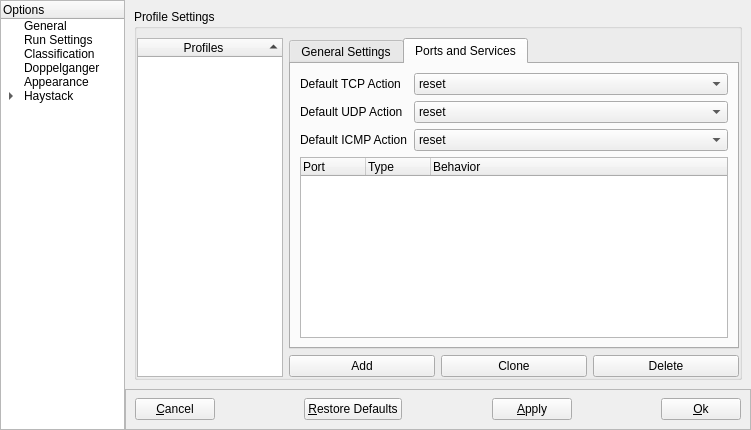
The window that NovaGUI/UI/novaconfig.ui (altf4/Nova) describes before a commit, drawn with Qt 5.
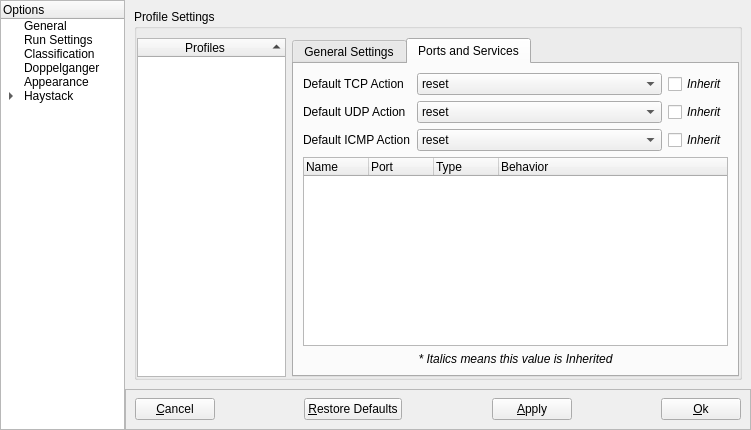
The same window after the commit. The open tabs and pages were chosen to show the change.

Commit message: NovaConfig: More non-functional UI adjustments and inclusions.

Diff of the .ui file:
```diff
--- a/NovaGUI/UI/novaconfig.ui
+++ b/NovaGUI/UI/novaconfig.ui
@@ -1629,7 +1629,7 @@
             <property name="flat">
              <bool>true</bool>
             </property>
-            <layout class="QGridLayout" name="profGridBox" columnstretch="25,25,25,25">
+            <layout class="QHBoxLayout" name="horizontalLayout_10" stretch="25,75">
              <property name="leftMargin">
               <number>0</number>
              </property>
@@ -1639,7 +1639,7 @@
              <property name="bottomMargin">
               <number>0</number>
              </property>
-             <item row="0" column="0" rowspan="2">
+             <item>
               <widget class="QTreeWidget" name="profileTreeWidget">
                <property name="sortingEnabled">
                 <bool>true</bool>
@@ -1654,7 +1654,7 @@
                </column>
               </widget>
              </item>
-             <item row="0" column="1" colspan="3">
+             <item>
               <widget class="QTabWidget" name="profileTabWidget">
                <property name="focusPolicy">
                 <enum>Qt::ClickFocus</enum>
@@ -2067,6 +2067,75 @@
                      </item>
                     </layout>
                    </item>
+                   <item row="7" column="0" colspan="2">
+                    <widget class="QLabel" name="label">
+                     <property name="font">
+                      <font>
+                       <italic>true</italic>
+                      </font>
+                     </property>
+                     <property name="text">
+                      <string>* Italics means this value is Inherited</string>
+                     </property>
+                     <property name="alignment">
+                      <set>Qt::AlignCenter</set>
+                     </property>
+                    </widget>
+                   </item>
+                   <item row="8" column="0" colspan="2">
+                    <layout class="QHBoxLayout" name="horizontalLayout_8">
+                     <property name="spacing">
+                      <number>0</number>
+                     </property>
+                     <item>
+                      <widget class="QPushButton" name="addButton">
+                       <property name="text">
+                        <string>Add</string>
+                       </property>
+                      </widget>
+                     </item>
+                     <item>
+                      <spacer name="horizontalSpacer">
+                       <property name="orientation">
+                        <enum>Qt::Horizontal</enum>
+                       </property>
+                       <property name="sizeHint" stdset="0">
+                        <size>
+                         <width>40</width>
+                         <height>20</height>
+                        </size>
+                       </property>
+                      </spacer>
+                     </item>
+                     <item>
+                      <widget class="QPushButton" name="cloneButton">
+                       <property name="text">
+                        <string>Clone</string>
+                       </property>
+                      </widget>
+                     </item>
+                     <item>
+                      <spacer name="horizontalSpacer_2">
+                       <property name="orientation">
+                        <enum>Qt::Horizontal</enum>
+                       </property>
+                       <property name="sizeHint" stdset="0">
+                        <size>
+                         <width>40</width>
+                         <height>20</height>
+                        </size>
+                       </property>
+                      </spacer>
+                     </item>
+                     <item>
+                      <widget class="QPushButton" name="deleteButton">
+                       <property name="text">
+                        <string>Delete</string>
+                       </property>
+                      </widget>
+                     </item>
+                    </layout>
+                   </item>
                   </layout>
                  </item>
                  <item>
@@ -2258,6 +2327,50 @@
                      </property>
                     </widget>
                    </item>
+                   <item row="0" column="1">
+                    <layout class="QHBoxLayout" name="horizontalLayout_3">
+                     <item>
+                      <widget class="QComboBox" name="tcpActionComboBox">
+                       <property name="sizePolicy">
+                        <sizepolicy hsizetype="MinimumExpanding" vsizetype="Fixed">
+                         <horstretch>0</horstretch>
+                         <verstretch>0</verstretch>
+                        </sizepolicy>
+                       </property>
+                       <property name="maxVisibleItems">
+                        <number>3</number>
+                       </property>
+                       <item>
+                        <property name="text">
+                         <string>reset</string>
+                        </property>
+                       </item>
+                       <item>
+                        <property name="text">
+                         <string>open</string>
+                        </property>
+                       </item>
+                       <item>
+                        <property name="text">
+                         <string>block</string>
+                        </property>
+                       </item>
+                      </widget>
+                     </item>
+                     <item>
+                      <widget class="QCheckBox" name="checkBox">
+                       <property name="font">
+                        <font>
+                         <italic>true</italic>
+                        </font>
+                       </property>
+                       <property name="text">
+                        <string>Inherit</string>
+                       </property>
+                      </widget>
+                     </item>
+                    </layout>
+                   </item>
                    <item row="1" column="0">
                     <widget class="QLabel" name="udpActionLabel">
                      <property name="text">
@@ -2265,6 +2378,47 @@
                      </property>
                     </widget>
                    </item>
+                   <item row="1" column="1">
+                    <layout class="QHBoxLayout" name="horizontalLayout_4">
+                     <item>
+                      <widget class="QComboBox" name="udpActionComboBox">
+                       <property name="sizePolicy">
+                        <sizepolicy hsizetype="MinimumExpanding" vsizetype="Fixed">
+                         <horstretch>0</horstretch>
+                         <verstretch>0</verstretch>
+                        </sizepolicy>
+                       </property>
+                       <item>
+                        <property name="text">
+                         <string>reset</string>
+                        </property>
+                       </item>
+                       <item>
+                        <property name="text">
+                         <string>open</string>
+                        </property>
+                       </item>
+                       <item>
+                        <property name="text">
+                         <string>block</string>
+                        </property>
+                       </item>
+                      </widget>
+                     </item>
+                     <item>
+                      <widget class="QCheckBox" name="checkBox_2">
+                       <property name="font">
+                        <font>
+                         <italic>true</italic>
+                        </font>
+                       </property>
+                       <property name="text">
+                        <string>Inherit</string>
+                       </property>
+                      </widget>
+                     </item>
+                    </layout>
+                   </item>
                    <item row="2" column="0">
                     <widget class="QLabel" name="icmpActionLabel">
                      <property name="text">
@@ -2272,20 +2426,60 @@
                      </property>
                     </widget>
                    </item>
+                   <item row="2" column="1">
+                    <layout class="QHBoxLayout" name="horizontalLayout_6">
+                     <item>
+                      <widget class="QComboBox" name="icmpActionComboBox">
+                       <property name="sizePolicy">
+                        <sizepolicy hsizetype="MinimumExpanding" vsizetype="Fixed">
+                         <horstretch>0</horstretch>
+                         <verstretch>0</verstretch>
+                        </sizepolicy>
+                       </property>
+                       <item>
+                        <property name="text">
+                         <string>reset</string>
+                        </property>
+                       </item>
+                       <item>
+                        <property name="text">
+                         <string>open</string>
+                        </property>
+                       </item>
+                       <item>
+                        <property name="text">
+                         <string>block</string>
+                        </property>
+                       </item>
+                      </widget>
+                     </item>
+                     <item>
+                      <widget class="QCheckBox" name="checkBox_3">
+                       <property name="font">
+                        <font>
+                         <italic>true</italic>
+                        </font>
+                       </property>
+                       <property name="text">
+                        <string>Inherit</string>
+                       </property>
+                      </widget>
+                     </item>
+                    </layout>
+                   </item>
                    <item row="3" column="0" colspan="2">
                     <widget class="QTreeWidget" name="portTreeWidget">
                      <attribute name="headerDefaultSectionSize">
                       <number>65</number>
                      </attribute>
-                     <attribute name="headerStretchLastSection">
-                      <bool>true</bool>
-                     </attribute>
                      <attribute name="headerDefaultSectionSize">
                       <number>65</number>
                      </attribute>
-                     <attribute name="headerStretchLastSection">
-                      <bool>true</bool>
-                     </attribute>
+                     <column>
+                      <property name="text">
+                       <string>Name</string>
+                      </property>
+                     </column>
                      <column>
                       <property name="text">
                        <string>Port</string>
@@ -2303,64 +2497,19 @@
                      </column>
                     </widget>
                    </item>
-                   <item row="0" column="1">
-                    <widget class="QComboBox" name="tcpActionComboBox">
-                     <property name="maxVisibleItems">
-                      <number>3</number>
+                   <item row="4" column="0" colspan="2">
+                    <widget class="QLabel" name="portsInheritedLabel">
+                     <property name="font">
+                      <font>
+                       <italic>true</italic>
+                      </font>
                      </property>
-                     <item>
-                      <property name="text">
-                       <string>reset</string>
-                      </property>
-                     </item>
-                     <item>
-                      <property name="text">
-                       <string>open</string>
-                      </property>
-                     </item>
-                     <item>
-                      <property name="text">
-                       <string>block</string>
-                      </property>
-                     </item>
-                    </widget>
-                   </item>
-                   <item row="1" column="1">
-                    <widget class="QComboBox" name="udpActionComboBox">
-                     <item>
-                      <property name="text">
-                       <string>reset</string>
-                      </property>
-                     </item>
-                     <item>
-                      <property name="text">
-                       <string>open</string>
-                      </property>
-                     </item>
-                     <item>
-                      <property name="text">
-                       <string>block</string>
-                      </property>
-                     </item>
-                    </widget>
-                   </item>
-                   <item row="2" column="1">
-                    <widget class="QComboBox" name="icmpActionComboBox">
-                     <item>
-                      <property name="text">
-                       <string>reset</string>
-                      </property>
-                     </item>
-                     <item>
-                      <property name="text">
-                       <string>open</string>
-                      </property>
-                     </item>
-                     <item>
-                      <property name="text">
-                       <string>block</string>
-                      </property>
-                     </item>
+                     <property name="text">
+                      <string>* Italics means this value is Inherited</string>
+                     </property>
+                     <property name="alignment">
+                      <set>Qt::AlignCenter</set>
+                     </property>
                     </widget>
                    </item>
                   </layout>
@@ -2369,27 +2518,6 @@
                </widget>
               </widget>
              </item>
-             <item row="1" column="1">
-              <widget class="QPushButton" name="addButton">
-               <property name="text">
-                <string>Add</string>
-               </property>
-              </widget>
-             </item>
-             <item row="1" column="2">
-              <widget class="QPushButton" name="cloneButton">
-               <property name="text">
-                <string>Clone</string>
-               </property>
-              </widget>
-             </item>
-             <item row="1" column="3">
-              <widget class="QPushButton" name="deleteButton">
-               <property name="text">
-                <string>Delete</string>
-               </property>
-              </widget>
-             </item>
             </layout>
            </widget>
           </item>
```
Left out of the diff: 8 changed lines with no effect on the pictures.
